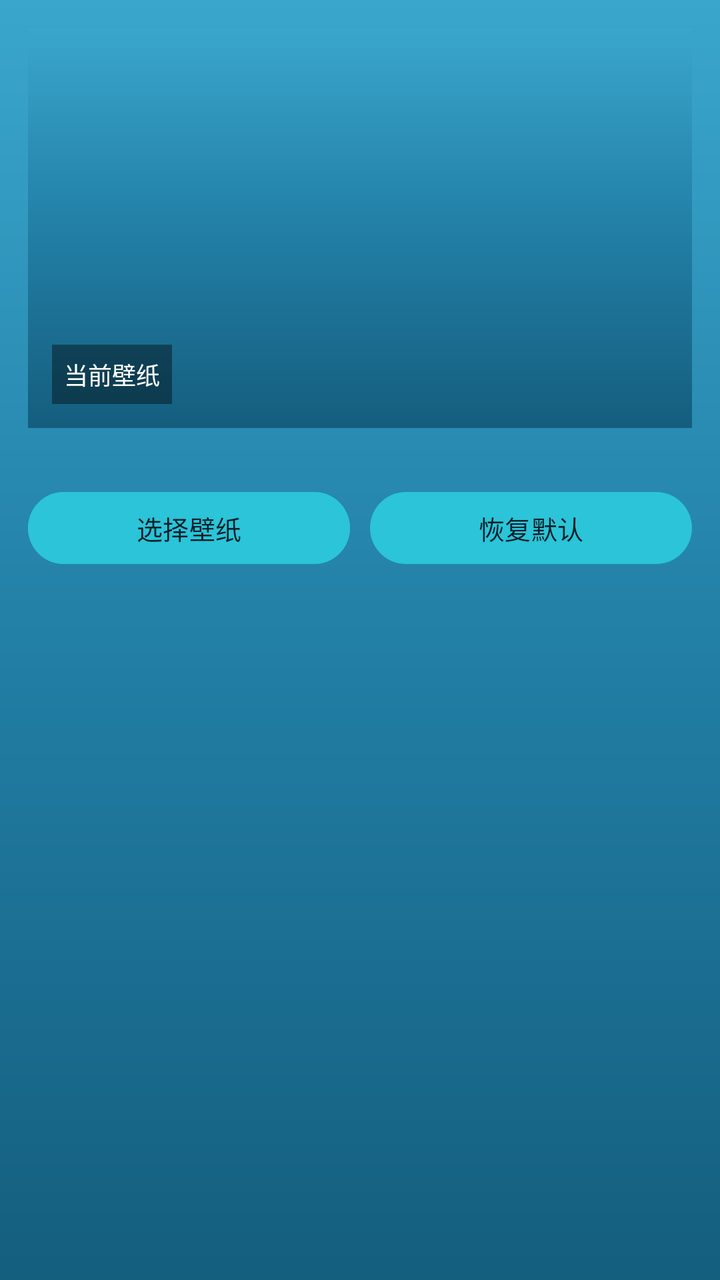
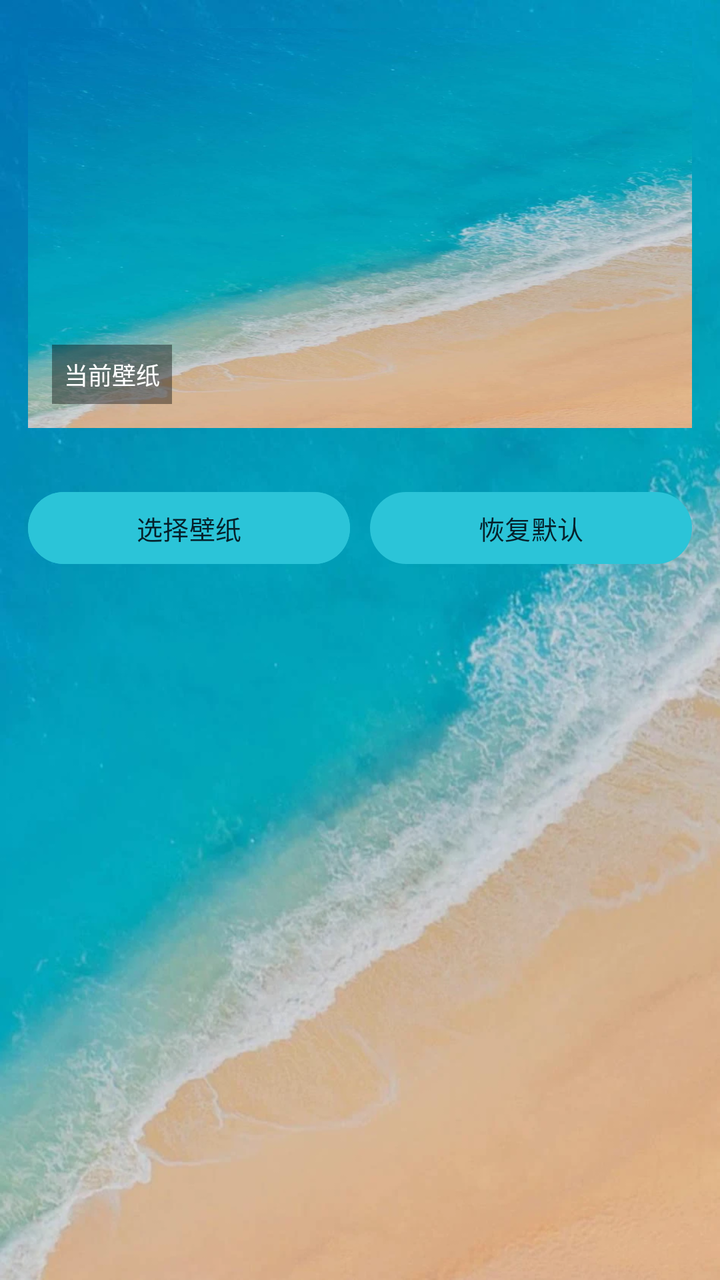

Before-and-after screenshots of an Android layout around one commit, followed by the original layout XML and the change that was made.
<!-- AndroidManifest.xml: application theme AppTheme -->
<!-- res/layout/activity_wallpaper.xml -->
<?xml version="1.0" encoding="utf-8"?>
<LinearLayout xmlns:android="http://schemas.android.com/apk/res/android"
    android:layout_width="match_parent"
    android:layout_height="match_parent"
    android:orientation="vertical">

    
    <FrameLayout
        android:id="@+id/fmWallpaper"
        android:layout_width="match_parent"
        android:layout_height="200dp"
        android:layout_margin="14dp">

        <ImageView
            android:id="@+id/ivWallpaper"
            android:layout_width="match_parent"
            android:layout_height="match_parent"
            android:scaleType="centerCrop"
            android:background="@drawable/bg_main_gradient" />

        <TextView
            android:layout_width="wrap_content"
            android:layout_height="wrap_content"
            android:layout_gravity="bottom|start"
            android:layout_margin="12dp"
            android:background="#66000000"
            android:padding="6dp"
            android:text="当前壁纸"
            android:textColor="@color/text_primary"
            android:textSize="12sp" />
    </FrameLayout>

    
    <LinearLayout
        android:layout_width="match_parent"
        android:layout_height="wrap_content"
        android:orientation="horizontal"
        android:padding="14dp"
        android:weightSum="2">

        <Button
            android:id="@+id/btnPickWallpaper"
            android:layout_width="0dp"
            android:layout_height="44dp"
            android:layout_marginEnd="5dp"
            android:layout_weight="1"
            android:backgroundTint="@color/colorPrimary"
            android:padding="8dp"
            android:text="选择壁纸"
            android:textAllCaps="false"
            android:textSize="13sp" />

        <Button
            android:id="@+id/btnResetWallpaper"
            android:layout_width="0dp"
            android:layout_height="44dp"
            android:layout_marginStart="5dp"
            android:layout_weight="1"
            android:text="恢复默认"
            android:textAllCaps="false"
            android:textSize="13sp" />
    </LinearLayout>

</LinearLayout>
<!-- resources referenced by this layout -->
<resources>
  <color name="colorPrimary">#2BC4D8</color>
  <color name="text_primary">#FFFFFF</color>
  <!-- drawable bg_main_gradient (drawable) -->
  <?xml version="1.0" encoding="utf-8"?>
  <shape xmlns:android="http://schemas.android.com/apk/res/android"
      android:shape="rectangle">
      <gradient
          android:angle="270"
          android:startColor="@color/gradient_top"
          android:centerColor="@color/gradient_mid"
          android:endColor="@color/gradient_bottom"
          android:type="linear" />
  </shape>
  <style name="AppTheme" parent="Base.AppTheme" />
  <color name="gradient_top">#3AA6CC</color>
  <color name="gradient_mid">#227FA6</color>
  <color name="gradient_bottom">#145E7E</color>
  <style name="Base.AppTheme" parent="Theme.Material3.Dark.NoActionBar">
          <item name="colorPrimary">@color/colorPrimary</item>
          <item name="colorOnPrimary">@color/colorOnPrimary</item>
          <item name="colorPrimaryVariant">@color/colorPrimaryVariant</item>
          <item name="android:statusBarColor">@android:color/transparent</item>
          <item name="android:navigationBarColor">@android:color/transparent</item>
          <item name="android:windowBackground">@drawable/bg_main_gradient</item>
          <item name="android:windowDrawsSystemBarBackgrounds">true</item>
          <item name="android:forceDarkAllowed">false</item>
      </style>
  <color name="colorOnPrimary">#06202A</color>
  <color name="colorPrimaryVariant">#1FA7BC</color>
</resources>

<!-- the commit's change to res/layout/activity_wallpaper.xml (unified diff, before → after) -->
@@ -16,7 +16,7 @@
             android:layout_width="match_parent"
             android:layout_height="match_parent"
             android:scaleType="centerCrop"
-            android:background="@drawable/bg_main_gradient" />
+            android:background="@drawable/bg_beach" />
 
         <TextView
             android:layout_width="wrap_content"
<!-- resource entries referenced after the edit -->
@@ -2,28 +2,15 @@
 <resources>
   <color name="colorPrimary">#2BC4D8</color>
   <color name="text_primary">#FFFFFF</color>
-  <!-- drawable bg_main_gradient (drawable) -->
-  <?xml version="1.0" encoding="utf-8"?>
-  <shape xmlns:android="http://schemas.android.com/apk/res/android"
-      android:shape="rectangle">
-      <gradient
-          android:angle="270"
-          android:startColor="@color/gradient_top"
-          android:centerColor="@color/gradient_mid"
-          android:endColor="@color/gradient_bottom"
-          android:type="linear" />
-  </shape>
+  <!-- drawable bg_beach: webp bitmap (drawable-nodpi, 64794 bytes) -->
   <style name="AppTheme" parent="Base.AppTheme" />
-  <color name="gradient_top">#3AA6CC</color>
-  <color name="gradient_mid">#227FA6</color>
-  <color name="gradient_bottom">#145E7E</color>
   <style name="Base.AppTheme" parent="Theme.Material3.Dark.NoActionBar">
           <item name="colorPrimary">@color/colorPrimary</item>
           <item name="colorOnPrimary">@color/colorOnPrimary</item>
           <item name="colorPrimaryVariant">@color/colorPrimaryVariant</item>
           <item name="android:statusBarColor">@android:color/transparent</item>
           <item name="android:navigationBarColor">@android:color/transparent</item>
-          <item name="android:windowBackground">@drawable/bg_main_gradient</item>
+          <item name="android:windowBackground">@drawable/bg_beach</item>
           <item name="android:windowDrawsSystemBarBackgrounds">true</item>
           <item name="android:forceDarkAllowed">false</item>
       </style>
